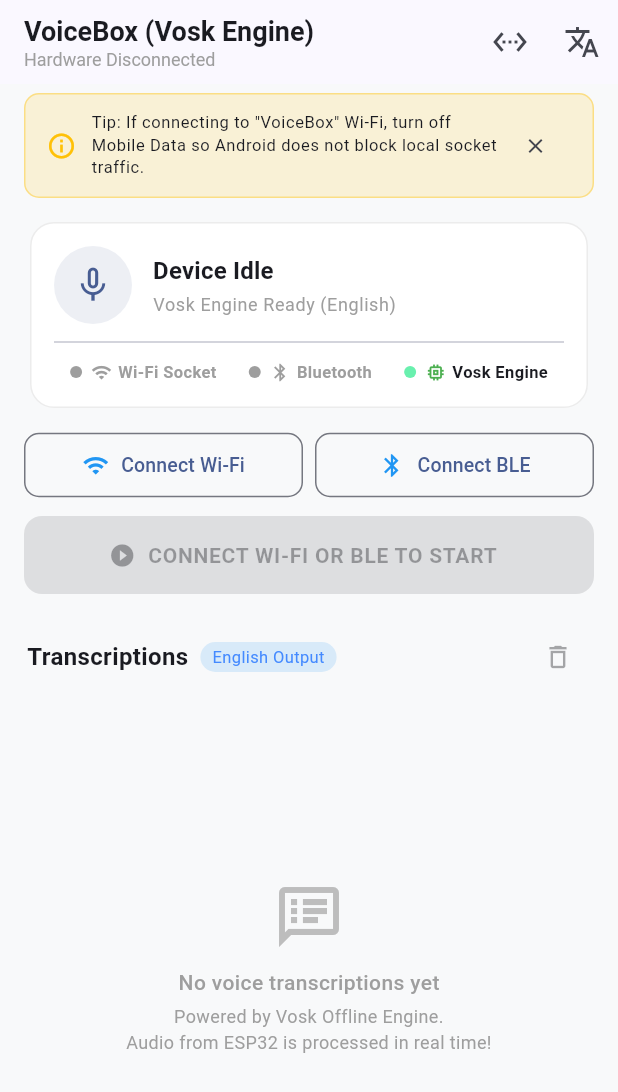
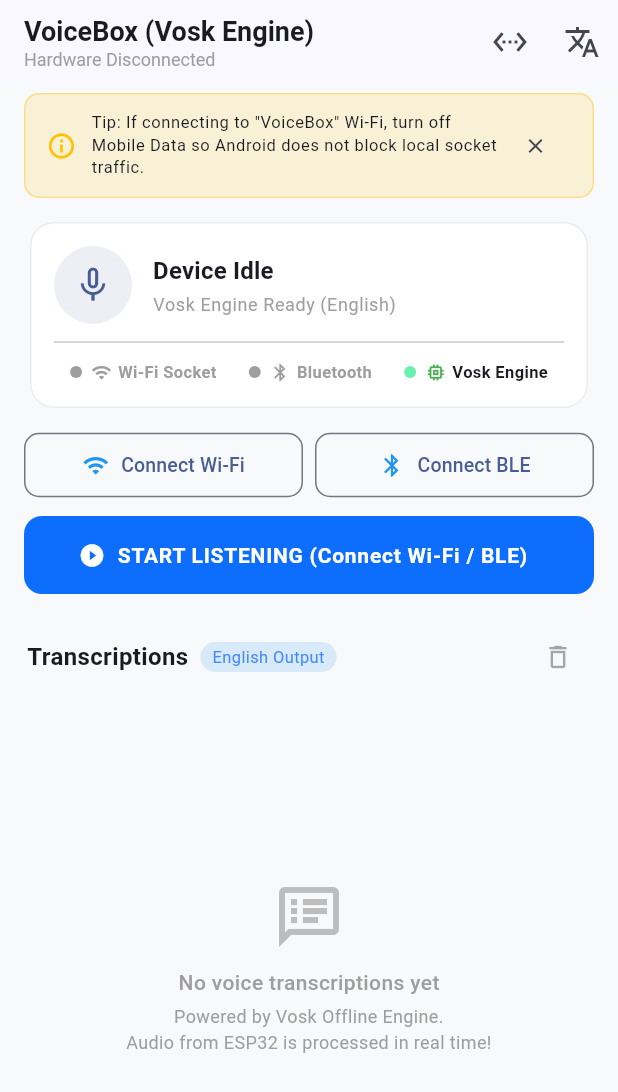
Before and after one commit to Ifty3/voice-assistent, a Flutter app: the screen it shows after launch, on a phone screen of 412 x 824 dp. Shown: the top 1092 px of the screen. Run offline on Flutter 3.47's test engine with Material 3 defaults, Android fonts, the phone set to English and light mode, and no system bars; our stand-ins replace flutter_blue_plus, permission_handler; missing offline and left inert: vosk_flutter.

Commit message:
fix(ui): bundle offline Vosk model in assets and make start listening button fully responsive

```diff
--- a/voice_assistant/lib/main.dart
+++ b/voice_assistant/lib/main.dart
@@ -1150,23 +1150,33 @@ class _VoiceHomeScreenState extends State<VoiceHomeScreen> {
                   style: FilledButton.styleFrom(
                     backgroundColor: isListening
                         ? Colors.redAccent
-                        : (anyConnected
-                            ? const Color(0xFF0D6EFD)
-                            : Colors.grey.shade400),
+                        : const Color(0xFF0D6EFD),
                     shape: RoundedRectangleBorder(
                       borderRadius: BorderRadius.circular(12),
                     ),
                   ),
-                  onPressed: anyConnected && isEngineReady
-                      ? (isListening ? _stopListening : _startListening)
-                      : null,
+                  onPressed: () {
+                    if (isListening) {
+                      _stopListening();
+                      return;
+                    }
+                    if (!isEngineReady) {
+                      _showToast('Vosk Engine is still loading... Please wait.');
+                      return;
+                    }
+                    if (!anyConnected) {
+                      _showToast('Please connect Wi-Fi or Bluetooth first!');
+                      return;
+                    }
+                    _startListening();
+                  },
                   icon: Icon(isListening ? Icons.stop_circle : Icons.play_circle_fill),
                   label: Text(
                     isListening
                         ? 'STOP STREAMING / RECORDING'
                         : (anyConnected
                             ? 'START VOSK LISTENING'
-                            : 'CONNECT WI-FI OR BLE TO START'),
+                            : 'START LISTENING (Connect Wi-Fi / BLE)'),
                     style: const TextStyle(
                       fontWeight: FontWeight.bold,
                       fontSize: 14,
```
Also changed, not shown: 1 other file.
